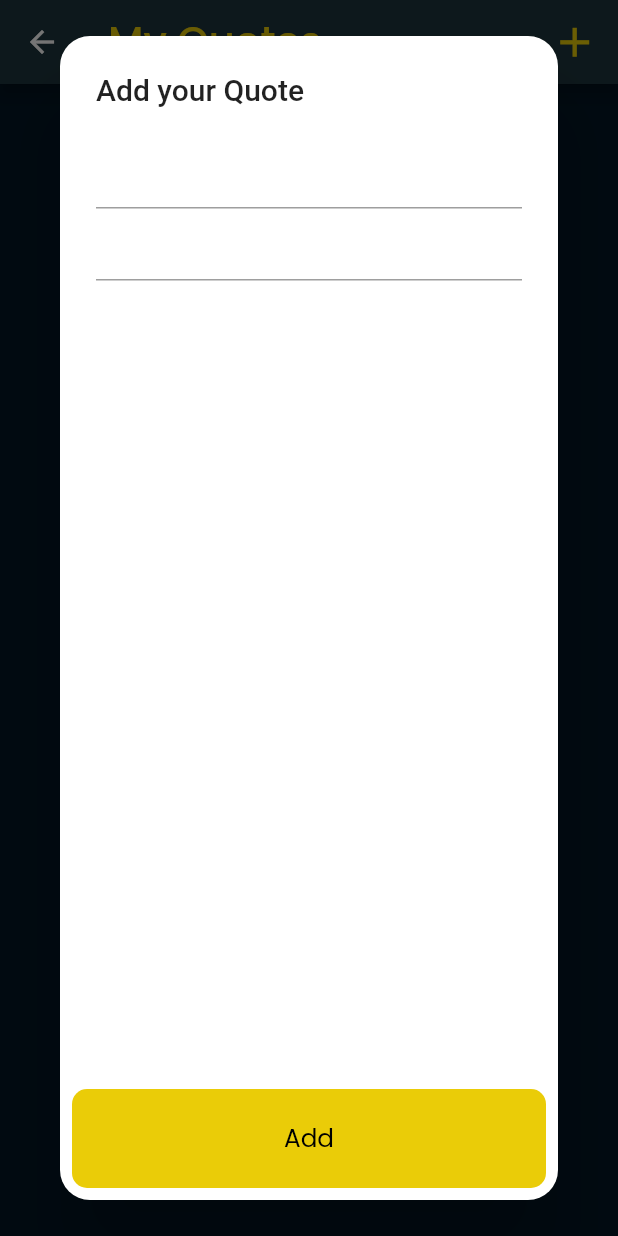
After one commit to hamzaubit/daytofortune_app, a Flutter app: the myQuotes screen opened directly, after a tap on the "delete" icon, after a tap on the "add" icon, on a phone screen of 412 x 824 dp. The commit adds this screen. Run offline on Flutter 3.47's test engine with Material 2 defaults, Android fonts, the phone set to English and light mode, and no system bars; our stand-ins replace google_fonts, transparent_image.

Commit message:
initial commit

```diff
--- /dev/null
+++ b/lib/views/drawerMenu/myQuotes.dart
@@ -0,0 +1,121 @@
+import 'package:daytofortune_app/views/drawerMenu/quoteScreen.dart';
+import 'package:daytofortune_app/widgets/colorClass.dart';
+import 'package:daytofortune_app/widgets/sizeconfig.dart';
+import 'package:flutter/material.dart';
+import 'package:google_fonts/google_fonts.dart';
+import 'package:intl/intl.dart';
+
+class myQuotes extends StatefulWidget {
+  @override
+  _myQuotesState createState() => _myQuotesState();
+}
+
+class _myQuotesState extends State<myQuotes> {
+
+  List<String> author = <String>[];
+  List<String> quotes = <String>[];
+  String input = "";
+  String input1 = "";
+
+  //String formattedDate = DateFormat('h : mm : ss a EEE d MMM').format(DateTime.now());
+  String formattedDate = DateFormat(' EEE d MMM').format(DateTime.now());
+
+  @override
+  void initState() {
+    super.initState();
+    author.add("Hamza");
+    quotes.add("Quote 1",);
+  }
+  @override
+  Widget build(BuildContext context) {
+    SizeConfig().init(context);
+    return Scaffold(
+      backgroundColor: primaryThemeColor,
+      appBar: AppBar(
+        backgroundColor: drawerColor,
+        title: Text("My Quotes",style: GoogleFonts.poppins(color: secondaryThemeColor,fontSize: SizeConfig.blockSizeHorizontal! * 6.5),),
+        actions: [
+          GestureDetector(
+            onTap: (){
+              showDialog(context: context,
+                  builder: (BuildContext context){
+                return AlertDialog(
+                  shape: RoundedRectangleBorder(borderRadius: BorderRadius.circular(20)),
+                  title: Text("Add your Quote"),
+                  content: Column(
+                    children: [
+                      TextField(
+                        onChanged: (String value){
+                          input = value;
+                        },
+                      ),
+                      TextField(
+                        onChanged: (String value){
+                          input1 = value;
+                        },
+                      ),
+                    ],
+                  ),
+                  actions: [
+                    GestureDetector(
+                      onTap: (){
+                        setState(() {
+                          author.add(input);
+                          quotes.add(input1);
+                          Navigator.pop(context);
+                        });
+                      },
+                      child: Container(
+                          height: SizeConfig.blockSizeVertical! * 8,
+                          width: MediaQuery.of(context).size.width - 80,
+                          decoration: BoxDecoration(
+                              color: secondaryThemeColor,
+                              borderRadius: BorderRadius.only(bottomLeft: Radius.circular(10),topRight: Radius.circular(10),topLeft: Radius.circular(10),bottomRight: Radius.circular(10))
+                          ),
+                          child: Row(
+                            mainAxisAlignment: MainAxisAlignment.center,
+                            children: [
+                              Text("Add",style: GoogleFonts.poppins(fontSize: SizeConfig.blockSizeHorizontal! * 4,color: Colors.black),),
+                            ],
+                          )
+                      ),
+                    ),
+                  ],
+                );
+                  }
+              );
+            },
+              child: Icon(Icons.add,color: secondaryThemeColor,size: SizeConfig.blockSizeHorizontal! * 8,)),
+          SizedBox(width: SizeConfig.blockSizeHorizontal! * 3,),
+        ],
+      ),
+      body: ListView.builder(
+        itemCount: quotes.length,
+          itemBuilder: (context , index){
+          return GestureDetector(
+            onTap: (){
+              Navigator.push(context, MaterialPageRoute(builder: (context) => quoteScreen(quote: quotes[index],author: author[index],)));
+            },
+            child: Padding(
+              padding: const EdgeInsets.all(5),
+              child: Card(
+                color: drawerColor,
+                shape: RoundedRectangleBorder(borderRadius: BorderRadius.circular(16)),
+                child: ListTile(
+                  title: Text(author[index],style: GoogleFonts.poppins(color: Colors.white,fontSize: SizeConfig.blockSizeHorizontal! * 4.5),),
+                  subtitle: Text("${quotes[index]}\n${formattedDate}",style: GoogleFonts.poppins(color: secondaryThemeColor,fontSize: SizeConfig.blockSizeHorizontal! * 3.5),),
+                  isThreeLine: true,
+                  trailing: IconButton(icon: Icon(Icons.delete,color: secondaryThemeColor,size: SizeConfig.blockSizeHorizontal! * 6,),
+                    onPressed: () {
+                    setState(() {
+                      quotes.removeAt(index);
+                    });
+                    },),
+                ),
+              ),
+            ),
+          );
+          }),
+    );
+  }
+}
--- a/pubspec.yaml
+++ b/pubspec.yaml
@@ -29,6 +29,9 @@ dependencies:
   # Use with the CupertinoIcons class for iOS style icons.
   cupertino_icons: ^1.0.2
   google_fonts: ^2.1.0
+  intl: ^0.17.0
+  flutter_staggered_grid_view: ^0.4.0
+  transparent_image: ^2.0.0
 
 dev_dependencies:
   flutter_test:
```
Also changed, not shown: lib/views/drawerMenu/fortuneAcademy.dart (+48 -4 lines), lib/views/drawerMenu/quoteScreen.dart (added, +99 -0 lines), lib/views/drawerMenu/themesScreen.dart (added, +77 -0 lines), lib/views/homeScreen.dart (+7 -1 lines), assets/images/themeIcon.png (added), pubspec.lock.
